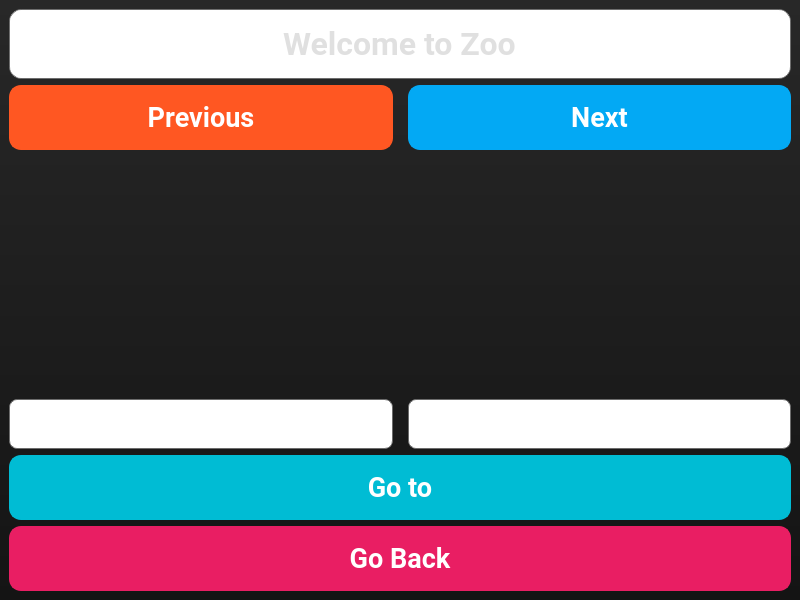
Qt form MonkeyZooManager/qt/zoo_areas.ui (woobe-studio/MonkeyZooManager) before a commit.
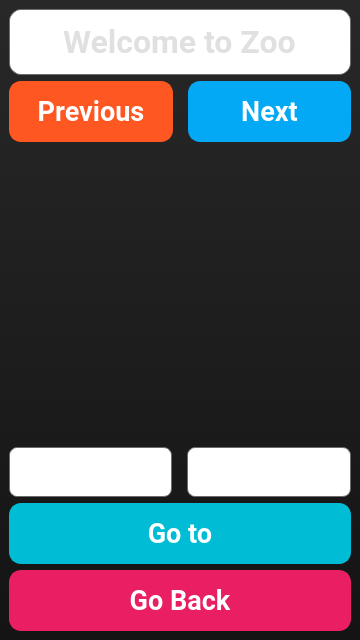
The same form after that commit.

Commit message: set size and padding for mobile devices

```diff
--- a/MonkeyZooManager/qt/zoo_areas.ui
+++ b/MonkeyZooManager/qt/zoo_areas.ui
@@ -6,14 +6,14 @@
    <rect>
     <x>0</x>
     <y>0</y>
-    <width>800</width>
-    <height>600</height>
+    <width>360</width>
+    <height>640</height>
    </rect>
   </property>
   <property name="minimumSize">
    <size>
-    <width>700</width>
-    <height>600</height>
+    <width>360</width>
+    <height>640</height>
    </size>
   </property>
   <property name="windowTitle">
@@ -31,9 +31,9 @@
      <widget class="QLineEdit" name="EnterTitle">
       <property name="font">
        <font>
+        <family>Roboto</family>
         <pointsize>24</pointsize>
         <bold>true</bold>
-        <family>Roboto</family>
        </font>
       </property>
       <property name="styleSheet">
@@ -44,7 +44,7 @@
 color: #E0E0E0;
 border-radius: 12px;
 border: 1px solid rgba(100, 100, 100, 200);
-padding: 14px;
+padding: 12px;
 font-weight: bold;
 }
 </string>
@@ -77,9 +77,9 @@
          <widget class="QPushButton" name="Previous">
           <property name="font">
            <font>
+            <family>Roboto</family>
             <pointsize>20</pointsize>
             <bold>true</bold>
-            <family>Roboto</family>
            </font>
           </property>
           <property name="styleSheet">
@@ -88,7 +88,7 @@
 color: #ffffff;
 border-radius: 12px;
 border: 2px solid #FF5722;
-padding: 14px;
+padding: 12px;
 font-weight: bold;
 box-shadow: 0 4px 8px rgba(0, 0, 0, 0.2), 0 0 5px rgba(255, 255, 255, 0.2); /* Shadow with border glow */
 transition: background-color 0.3s, transform 0.3s, box-shadow 0.3s;
@@ -116,9 +116,9 @@
          <widget class="QPushButton" name="Next">
           <property name="font">
            <font>
+            <family>Roboto</family>
             <pointsize>20</pointsize>
             <bold>true</bold>
-            <family>Roboto</family>
            </font>
           </property>
           <property name="styleSheet">
@@ -127,7 +127,7 @@
 color: #ffffff;
 border-radius: 12px;
 border: 2px solid #03A9F4;
-padding: 14px;
+padding: 12px;
 font-weight: bold;
 box-shadow: 0 4px 8px rgba(0, 0, 0, 0.2), 0 0 5px rgba(255, 255, 255, 0.2); /* Shadow with border glow */
 transition: background-color 0.3s, transform 0.3s, box-shadow 0.3s;
@@ -171,9 +171,9 @@
        <widget class="QLineEdit" name="Name">
         <property name="font">
          <font>
+          <family>Roboto</family>
           <pointsize>16</pointsize>
           <bold>true</bold>
-          <family>Roboto</family>
          </font>
         </property>
         <property name="styleSheet">
@@ -204,9 +204,9 @@
        <widget class="QLineEdit" name="Space">
         <property name="font">
          <font>
+          <family>Roboto</family>
           <pointsize>16</pointsize>
           <bold>true</bold>
-          <family>Roboto</family>
          </font>
         </property>
         <property name="styleSheet">
@@ -239,9 +239,9 @@
      <widget class="QPushButton" name="GoTo">
       <property name="font">
        <font>
+        <family>Roboto</family>
         <pointsize>20</pointsize>
         <bold>true</bold>
-        <family>Roboto</family>
        </font>
       </property>
       <property name="styleSheet">
@@ -250,7 +250,7 @@
 color: #ffffff;
 border-radius: 12px;
 border: 2px solid #00BCD4;
-padding: 14px;
+padding: 12px;
 font-weight: bold;
 box-shadow: 0 4px 8px rgba(0, 0, 0, 0.2), 0 0 5px rgba(255, 255, 255, 0.2); /* Shadow with border glow */
 transition: background-color 0.3s, transform 0.3s, box-shadow 0.3s;
@@ -278,9 +278,9 @@
      <widget class="QPushButton" name="GoBack">
       <property name="font">
        <font>
+        <family>Roboto</family>
         <pointsize>20</pointsize>
         <bold>true</bold>
-        <family>Roboto</family>
        </font>
       </property>
       <property name="styleSheet">
@@ -289,7 +289,7 @@
 color: #ffffff;
 border-radius: 12px;
 border: 2px solid #E91E63;
-padding: 14px;
+padding: 12px;
 font-weight: bold;
 box-shadow: 0 4px 8px rgba(0, 0, 0, 0.2), 0 0 5px rgba(255, 255, 255, 0.2); /* Shadow with border glow */
 transition: background-color 0.3s, transform 0.3s, box-shadow 0.3s;
```
The commit also changes 2 other files.
